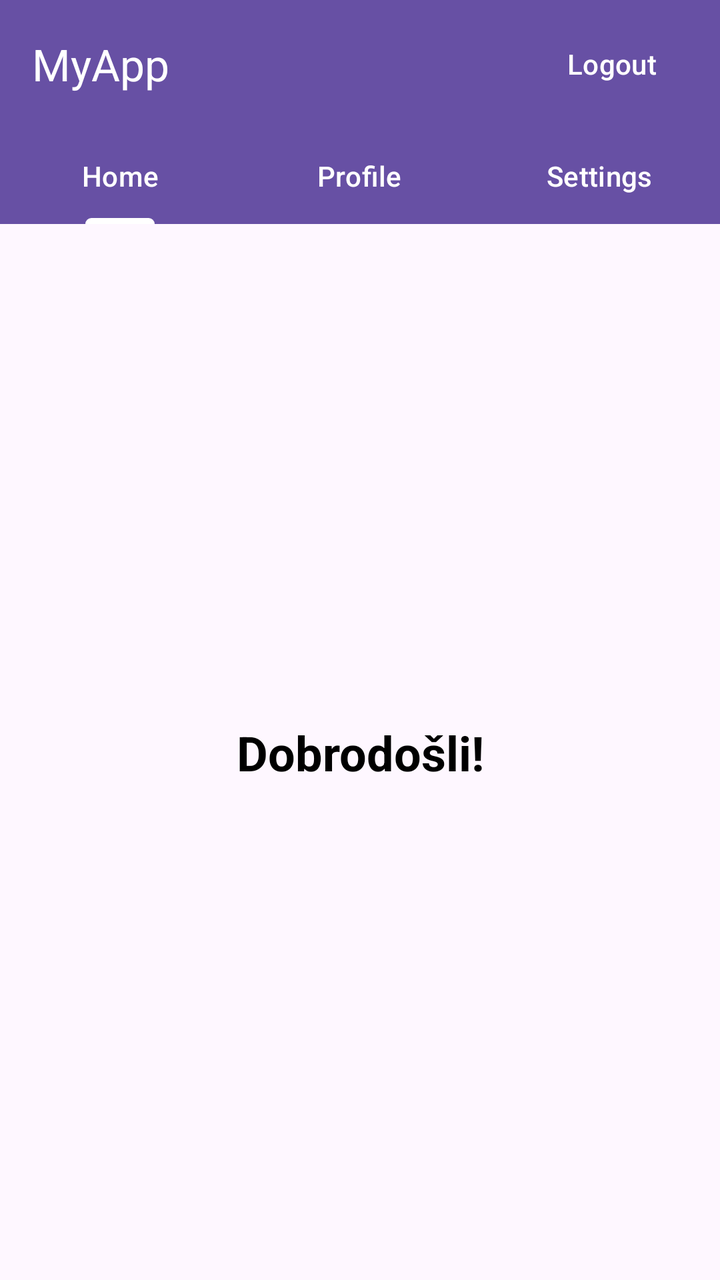
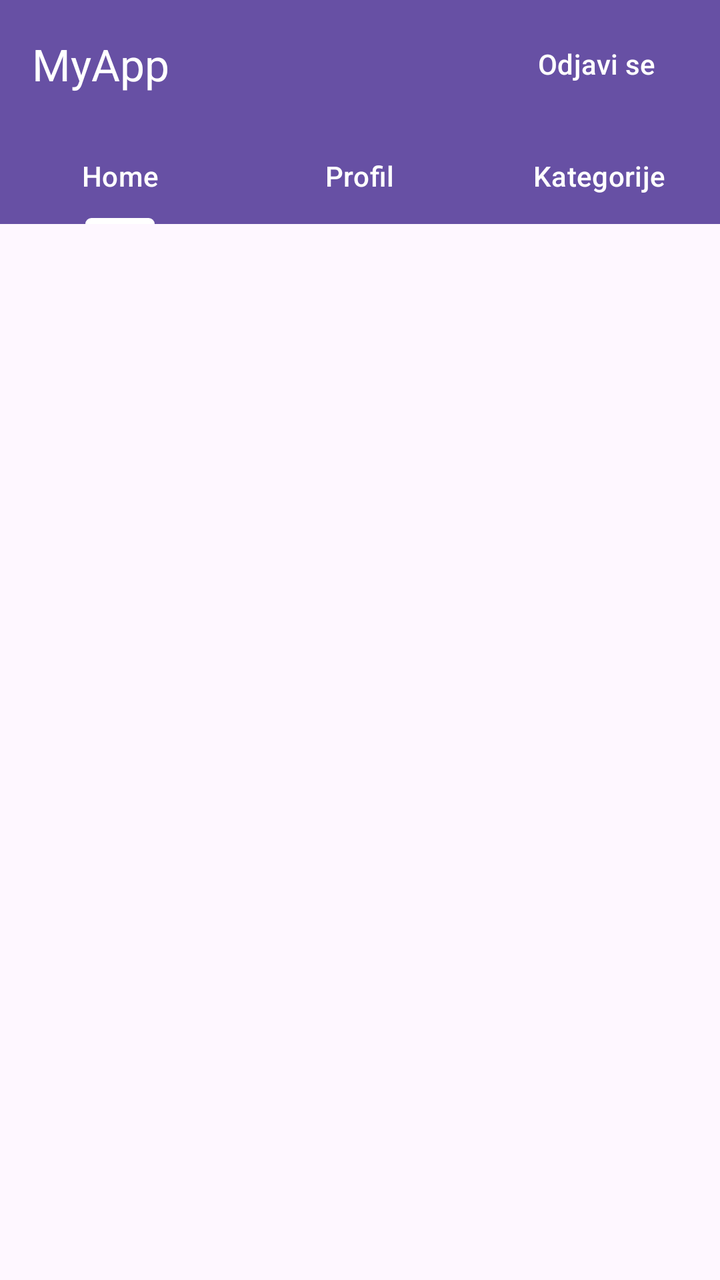

Before-and-after screenshots of an Android layout around one commit, followed by the original layout XML and the change that was made.
<!-- AndroidManifest.xml: application theme Theme.Myapp -->
<!-- res/layout/activity_main.xml -->
<?xml version="1.0" encoding="utf-8"?>
<androidx.constraintlayout.widget.ConstraintLayout xmlns:android="http://schemas.android.com/apk/res/android"
    xmlns:app="http://schemas.android.com/apk/res-auto"
    xmlns:tools="http://schemas.android.com/tools"
    android:id="@+id/main"
    android:layout_width="match_parent"
    android:layout_height="match_parent"
    tools:context=".presentation.activities.MainActivity">

    <com.google.android.material.appbar.AppBarLayout
        android:id="@+id/appBarLayout"
        android:layout_width="match_parent"
        android:layout_height="wrap_content"
        app:layout_constraintTop_toTopOf="parent"
        app:layout_constraintStart_toStartOf="parent"
        app:layout_constraintEnd_toEndOf="parent">

        <com.google.android.material.appbar.MaterialToolbar
            android:id="@+id/toolbar"
            android:layout_width="match_parent"
            android:layout_height="?attr/actionBarSize"
            android:background="?attr/colorPrimary"
            app:title="MyApp"
            app:titleTextColor="@android:color/white">

            <Button
                android:id="@+id/logoutButton"
                android:layout_width="wrap_content"
                android:layout_height="wrap_content"
                android:text="Logout"
                android:onClick="logout"
                android:layout_gravity="end"
                android:layout_marginEnd="8dp"
                style="?attr/materialButtonOutlinedStyle"
                app:strokeColor="@android:color/white"
                android:textColor="@android:color/white" />

        </com.google.android.material.appbar.MaterialToolbar>

        <com.google.android.material.tabs.TabLayout
            android:id="@+id/tabLayout"
            android:layout_width="match_parent"
            android:layout_height="wrap_content"
            android:background="?attr/colorPrimary"
            app:tabTextColor="@android:color/white"
            app:tabSelectedTextColor="@android:color/white"
            app:tabIndicatorColor="@android:color/white">

            <com.google.android.material.tabs.TabItem
                android:layout_width="wrap_content"
                android:layout_height="wrap_content"
                android:text="Home" />

            <com.google.android.material.tabs.TabItem
                android:layout_width="wrap_content"
                android:layout_height="wrap_content"
                android:text="Profile" />

            <com.google.android.material.tabs.TabItem
                android:layout_width="wrap_content"
                android:layout_height="wrap_content"
                android:text="Settings" />

        </com.google.android.material.tabs.TabLayout>

    </com.google.android.material.appbar.AppBarLayout>

    
    <TextView
        android:id="@+id/welcomeText"
        android:layout_width="wrap_content"
        android:layout_height="wrap_content"
        android:text="Dobrodošli!"
        android:textSize="24sp"
        android:textStyle="bold"
        android:textColor="@android:color/black"
        app:layout_constraintTop_toBottomOf="@id/appBarLayout"
        app:layout_constraintBottom_toBottomOf="parent"
        app:layout_constraintStart_toStartOf="parent"
        app:layout_constraintEnd_toEndOf="parent" />

</androidx.constraintlayout.widget.ConstraintLayout>
<!-- resources referenced by this layout -->
<resources>
  <style name="Theme.Myapp" parent="Base.Theme.Myapp" />
  <style name="Base.Theme.Myapp" parent="Theme.Material3.DayNight.NoActionBar">
          
          
      </style>
</resources>

<!-- the commit's change to res/layout/activity_main.xml (unified diff, before → after) -->
@@ -27,7 +27,7 @@
                 android:id="@+id/logoutButton"
                 android:layout_width="wrap_content"
                 android:layout_height="wrap_content"
-                android:text="Logout"
+                android:text="Odjavi se"
                 android:onClick="logout"
                 android:layout_gravity="end"
                 android:layout_marginEnd="8dp"
@@ -54,26 +54,22 @@
             <com.google.android.material.tabs.TabItem
                 android:layout_width="wrap_content"
                 android:layout_height="wrap_content"
-                android:text="Profile" />
+                android:text="Profil" />
 
             <com.google.android.material.tabs.TabItem
                 android:layout_width="wrap_content"
                 android:layout_height="wrap_content"
-                android:text="Settings" />
+                android:text="Kategorije" />
 
         </com.google.android.material.tabs.TabLayout>
 
     </com.google.android.material.appbar.AppBarLayout>
 
     
-    <TextView
-        android:id="@+id/welcomeText"
-        android:layout_width="wrap_content"
-        android:layout_height="wrap_content"
-        android:text="Dobrodošli!"
-        android:textSize="24sp"
-        android:textStyle="bold"
-        android:textColor="@android:color/black"
+    <androidx.fragment.app.FragmentContainerView
+        android:id="@+id/fragmentContainer"
+        android:layout_width="0dp"
+        android:layout_height="0dp"
         app:layout_constraintTop_toBottomOf="@id/appBarLayout"
         app:layout_constraintBottom_toBottomOf="parent"
         app:layout_constraintStart_toStartOf="parent"
